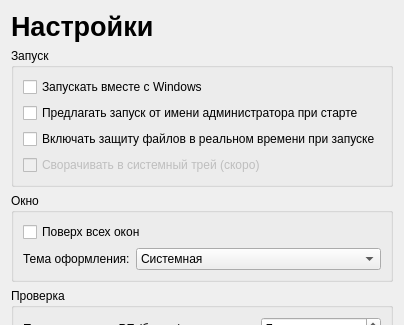
Above: ui/designer/settings_page.ui from UnLuck000/school_project before the change; both pictures show x 0 to 404 and y 0 to 325 of the 404 by 489 pixel window. Below: the same form after it.
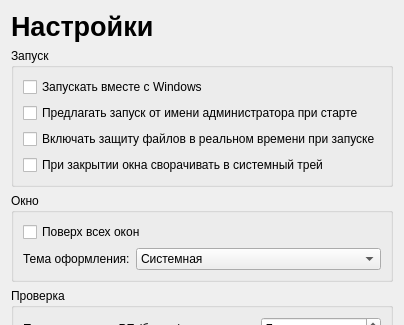
That is the form after the change.

Commit message: Трей, мгновенное обновление списка автозапуска, запуск без консоли

```diff
--- a/ui/designer/settings_page.ui
+++ b/ui/designer/settings_page.ui
@@ -16,7 +16,7 @@
       <item><widget class="QCheckBox" name="chkAutostart"><property name="text"><string>Запускать вместе с Windows</string></property></widget></item>
       <item><widget class="QCheckBox" name="chkAskAdmin"><property name="text"><string>Предлагать запуск от имени администратора при старте</string></property></widget></item>
       <item><widget class="QCheckBox" name="chkAutoProtect"><property name="text"><string>Включать защиту файлов в реальном времени при запуске</string></property></widget></item>
-      <item><widget class="QCheckBox" name="chkTray"><property name="enabled"><bool>false</bool></property><property name="text"><string>Сворачивать в системный трей (скоро)</string></property></widget></item>
+      <item><widget class="QCheckBox" name="chkTray"><property name="text"><string>При закрытии окна сворачивать в системный трей</string></property></widget></item>
      </layout>
     </widget>
    </item>
```
The commit also changes 17 other files.
